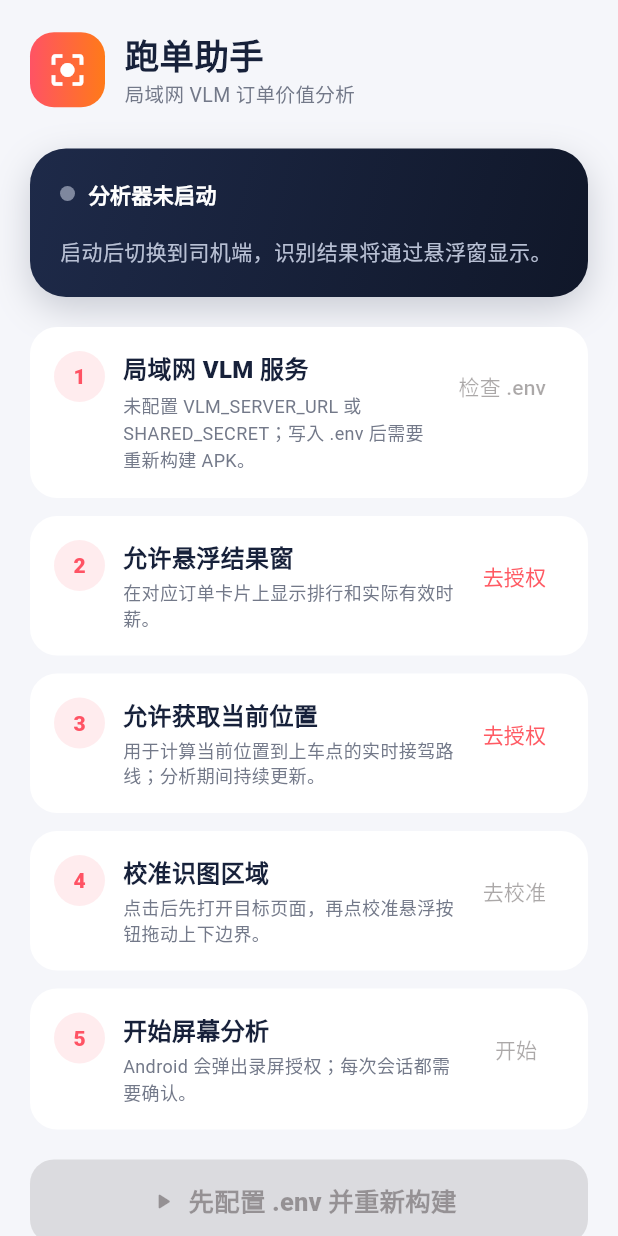
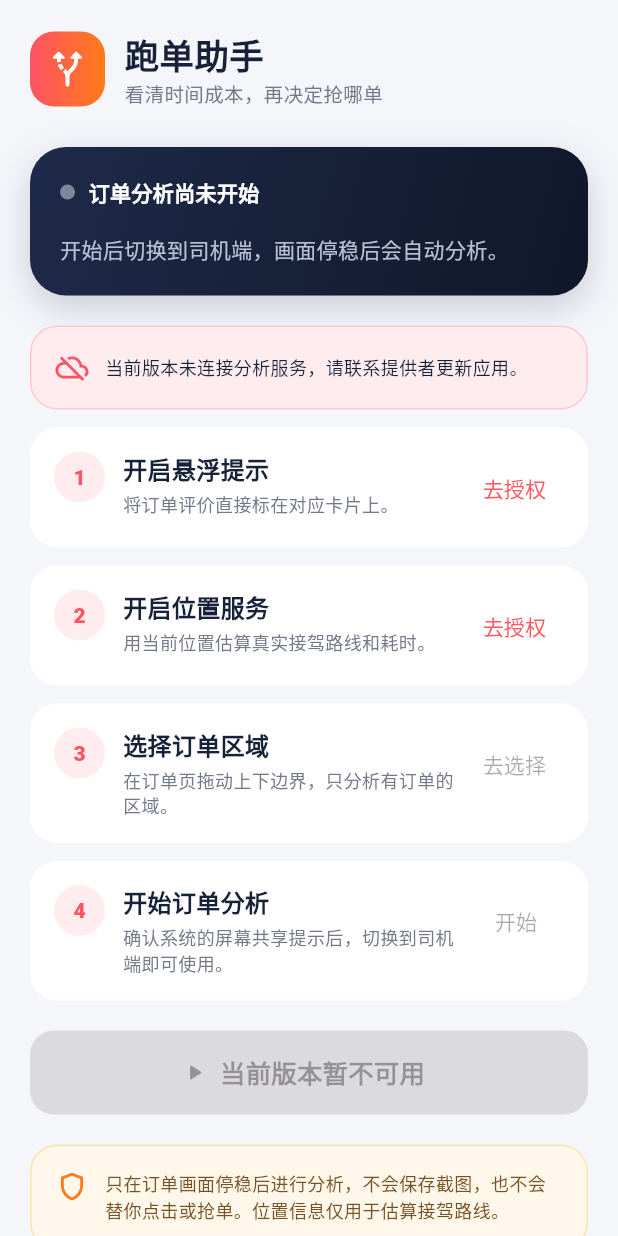
Before and after one commit to ry413/Lucravia, a Flutter app: the screen it shows after launch, on a phone screen of 412 x 824 dp. Run offline on Flutter 3.47's test engine with Material 3 defaults, Android fonts, the phone set to English and light mode, and no system bars.

Commit message:
Polish driver-facing interface copy

```diff
--- a/lib/ui/analyzer_home_screen.dart
+++ b/lib/ui/analyzer_home_screen.dart
@@ -84,9 +84,7 @@ class _AnalyzerHomeScreenState extends State<AnalyzerHomeScreen>
 
   Future<void> _start() async {
     if (!_vlmServerConfigured) {
-      _showError(
-        '请在工程根目录 .env 配置 VLM_SERVER_URL 和 SHARED_SECRET 后重新构建',
-      );
+      _showError('当前版本未连接分析服务，请联系提供者更新应用');
       return;
     }
     if (!_overlayGranted) {
@@ -157,21 +155,14 @@ class _AnalyzerHomeScreenState extends State<AnalyzerHomeScreen>
               _OrdersCard(orders: _snapshot.orders),
             ],
             const SizedBox(height: 20),
+            if (!_vlmServerConfigured) ...[
+              const _ServiceWarning(),
+              const SizedBox(height: 12),
+            ],
             _PermissionStep(
               number: '1',
-              title: '局域网 VLM 服务',
-              description: _vlmServerConfigured
-                  ? '已从工程根目录 .env 编译服务地址和请求签名密钥。'
-                  : '未配置 VLM_SERVER_URL 或 SHARED_SECRET；写入 .env 后需要重新构建 APK。',
-              complete: _vlmServerConfigured,
-              actionLabel: '检查 .env',
-              onPressed: null,
-            ),
-            const SizedBox(height: 12),
-            _PermissionStep(
-              number: '2',
-              title: '允许悬浮结果窗',
-              description: '在对应订单卡片上显示排行和实际有效时薪。',
+              title: '开启悬浮提示',
+              description: '将订单评价直接标在对应卡片上。',
               complete: _overlayGranted,
               actionLabel: '去授权',
               onPressed: _overlayGranted
@@ -180,9 +171,9 @@ class _AnalyzerHomeScreenState extends State<AnalyzerHomeScreen>
             ),
             const SizedBox(height: 12),
             _PermissionStep(
-              number: '3',
-              title: '允许获取当前位置',
-              description: '用于计算当前位置到上车点的实时接驾路线；分析期间持续更新。',
+              number: '2',
+              title: '开启位置服务',
+              description: '用当前位置估算真实接驾路线和耗时。',
               complete: _locationGranted,
               actionLabel: '去授权',
               onPressed: _locationGranted
@@ -191,13 +182,13 @@ class _AnalyzerHomeScreenState extends State<AnalyzerHomeScreen>
             ),
             const SizedBox(height: 12),
             _PermissionStep(
-              number: '4',
-              title: '校准识图区域',
+              number: '3',
+              title: '选择订单区域',
               description: _scanRegionConfigured
-                  ? '当前识别屏幕纵向 ${(_scanTopRatio * 100).round()}%–${(_scanBottomRatio * 100).round()}%；在目标页面点校准悬浮按钮可调整。'
-                  : '点击后先打开目标页面，再点校准悬浮按钮拖动上下边界。',
+                  ? '已选择屏幕纵向 ${(_scanTopRatio * 100).round()}%–${(_scanBottomRatio * 100).round()}% 的区域。'
+                  : '在订单页拖动上下边界，只分析有订单的区域。',
               complete: _scanRegionConfigured,
-              actionLabel: _scanRegionConfigured ? '重新校准' : '去校准',
+              actionLabel: _scanRegionConfigured ? '重新选择' : '去选择',
               showActionWhenComplete: true,
               onPressed: _overlayGranted && !_running && !_busy
                   ? _calibrateScanRegion
@@ -205,9 +196,9 @@ class _AnalyzerHomeScreenState extends State<AnalyzerHomeScreen>
             ),
             const SizedBox(height: 12),
             _PermissionStep(
-              number: '5',
-              title: '开始屏幕分析',
-              description: 'Android 会弹出录屏授权；每次会话都需要确认。',
+              number: '4',
+              title: '开始订单分析',
+              description: '确认系统的屏幕共享提示后，切换到司机端即可使用。',
               complete: _running,
               actionLabel: _running ? '分析中' : '开始',
               onPressed:
@@ -222,7 +213,7 @@ class _AnalyzerHomeScreenState extends State<AnalyzerHomeScreen>
                   ? OutlinedButton.icon(
                       onPressed: _busy ? null : _stop,
                       icon: const Icon(Icons.stop_circle_outlined),
-                      label: const Text('停止屏幕分析'),
+                      label: const Text('停止订单分析'),
                     )
                   : FilledButton.icon(
                       key: const Key('start-analysis'),
@@ -244,10 +235,10 @@ class _AnalyzerHomeScreenState extends State<AnalyzerHomeScreen>
                           : const Icon(Icons.play_arrow_rounded),
                       label: Text(
                         !_vlmServerConfigured
-                            ? '先配置 .env 并重新构建'
+                            ? '当前版本暂不可用'
                             : (!_overlayGranted
-                                ? '先授权悬浮窗'
-                                : (!_locationGranted ? '先授权定位' : '开始屏幕分析')),
+                                ? '先开启悬浮提示'
+                                : (!_locationGranted ? '先开启位置服务' : '开始订单分析')),
                         style: const TextStyle(
                           fontSize: 17,
                           fontWeight: FontWeight.w800,
@@ -286,7 +277,7 @@ class _BrandHeader extends StatelessWidget {
                 ),
               ),
               Text(
-                '局域网 VLM 订单价值分析',
+                '看清时间成本，再决定抢哪单',
                 style: TextStyle(color: _muted, fontSize: 13),
               ),
             ],
@@ -309,8 +300,7 @@ class _Logo extends StatelessWidget {
         gradient: LinearGradient(colors: [_coral, _orange]),
         borderRadius: BorderRadius.all(Radius.circular(16)),
       ),
-      child:
-          const Icon(Icons.center_focus_strong, color: Colors.white, size: 28),
+      child: const Icon(Icons.alt_route_rounded, color: Colors.white, size: 28),
     );
   }
 }
@@ -359,7 +349,7 @@ class _StatusHero extends StatelessWidget {
               ),
               const SizedBox(width: 9),
               Text(
-                running ? '正在识别屏幕' : '分析器未启动',
+                running ? '正在留意新订单' : '订单分析尚未开始',
                 style: const TextStyle(
                     color: Colors.white, fontWeight: FontWeight.w800),
               ),
@@ -370,7 +360,7 @@ class _StatusHero extends StatelessWidget {
             Row(
               children: [
                 _HeroMetric(
-                    label: '识别价格',
+                    label: '订单金额',
                     value: '¥${snapshot.price!.toStringAsFixed(2)}'),
                 _HeroMetric(
                   label: '行程里程',
@@ -379,7 +369,7 @@ class _StatusHero extends StatelessWidget {
                       : '${snapshot.tripDistanceKm!.toStringAsFixed(1)} km',
                 ),
                 _HeroMetric(
-                  label: '高德有效时薪',
+                  label: '预计毛时薪',
                   value: snapshot.estimatedHourlyIncome == null
                       ? '--'
                       : '¥${snapshot.estimatedHourlyIncome!.toStringAsFixed(0)}/h',
@@ -389,8 +379,8 @@ class _StatusHero extends StatelessWidget {
           else
             Text(
               running
-                  ? (snapshot.message ?? '请切换到网约车司机端订单页面')
-                  : '启动后切换到司机端，识别结果将通过悬浮窗显示。',
+                  ? (snapshot.message ?? '请切换到司机端订单页')
+                  : '开始后切换到司机端，画面停稳后会自动分析。',
               style: const TextStyle(color: Color(0xFFB8C0D4), height: 1.5),
             ),
         ],
@@ -442,7 +432,7 @@ class _OrdersCard extends StatelessWidget {
         crossAxisAlignment: CrossAxisAlignment.start,
         children: [
           Text(
-            '本屏完整订单 · ${orders.length} 张',
+            '本次发现 ${orders.length} 个完整订单',
             style: const TextStyle(
               color: _ink,
               fontSize: 16,
@@ -451,7 +441,7 @@ class _OrdersCard extends StatelessWidget {
           ),
           const SizedBox(height: 4),
           const Text(
-            '按高德实时路线的有效时薪从高到低排列',
+            '按实时路线估算的毛时薪从高到低排列',
             style: TextStyle(color: _muted, fontSize: 11),
           ),
           const SizedBox(height: 10),
@@ -540,7 +530,7 @@ class _OrderRow extends StatelessWidget {
             crossAxisAlignment: CrossAxisAlignment.start,
             children: [
               Text(
-                '¥$price  ·  接$pickup km/$minutes 分  ·  行$trip km',
+                '¥$price  ·  接驾 $pickup km/$minutes 分  ·  行程 $trip km',
                 style:
                     const TextStyle(color: _ink, fontWeight: FontWeight.w800),
               ),
@@ -556,8 +546,8 @@ class _OrderRow extends StatelessWidget {
               const SizedBox(height: 3),
               Text(
                 order.routeStatus == 'ok'
-                    ? '高德：接驾 $pickupRoute 分/$pickupRouteKm km + 等客 $waiting 分 + 行程 $tripRoute 分/$tripRouteKm km'
-                    : '高德算路暂不可用',
+                    ? '路线估算：接驾 $pickupRoute 分/$pickupRouteKm km + 等客 $waiting 分 + 行程 $tripRoute 分/$tripRouteKm km'
+                    : '地图暂时无法计算路线',
                 style: const TextStyle(color: _muted, fontSize: 11),
               ),
               if (order.routeStatus == 'ok' && trafficDetails.isNotEmpty) ...[
@@ -581,7 +571,7 @@ class _OrderRow extends StatelessWidget {
               if (order.routeStatus == 'ok' && amapRoute.isNotEmpty) ...[
                 const SizedBox(height: 2),
                 Text(
-                  '高德匹配：$amapRoute',
+                  '地图匹配：$amapRoute',
                   maxLines: 1,
                   overflow: TextOverflow.ellipsis,
                   style: const TextStyle(color: _muted, fontSize: 10),
@@ -592,13 +582,41 @@ class _OrderRow extends StatelessWidget {
         ),
         const SizedBox(width: 8),
         Text(
-          order.routeStatus == 'ok' ? '¥$hourly/h' : '待算路',
+          order.routeStatus == 'ok' ? '¥$hourly/小时' : '待算路',
           style: const TextStyle(
             color: _orange,
             fontWeight: FontWeight.w900,
           ),
         ),
       ],
+    );
+  }
+}
+
+class _ServiceWarning extends StatelessWidget {
+  const _ServiceWarning();
+
+  @override
+  Widget build(BuildContext context) {
+    return Container(
+      padding: const EdgeInsets.all(16),
+      decoration: BoxDecoration(
+        color: const Color(0xFFFFECEE),
+        borderRadius: BorderRadius.circular(18),
+        border: Border.all(color: const Color(0xFFFFC8CE)),
+      ),
+      child: const Row(
+        children: [
+          Icon(Icons.cloud_off_rounded, color: _coral, size: 22),
+          SizedBox(width: 11),
+          Expanded(
+            child: Text(
+              '当前版本未连接分析服务，请联系提供者更新应用。',
+              style: TextStyle(color: _ink, fontSize: 12, height: 1.5),
+            ),
+          ),
+        ],
+      ),
     );
   }
 }
@@ -690,7 +708,7 @@ class _PrivacyCard extends StatelessWidget {
           SizedBox(width: 11),
           Expanded(
             child: Text(
-              '稳定的新订单画面只上传到同一局域网的 VLM 服务，由服务端调用 DashScope；API Key 不进入 APK。工具不会控制司机端或自动接单。',
+              '只在订单画面停稳后进行分析，不会保存截图，也不会替你点击或抢单。位置信息仅用于估算接驾路线。',
               style: TextStyle(
                   color: Color(0xFF775126), fontSize: 12, height: 1.5),
             ),
```
Also changed, not shown: 9 other files.
